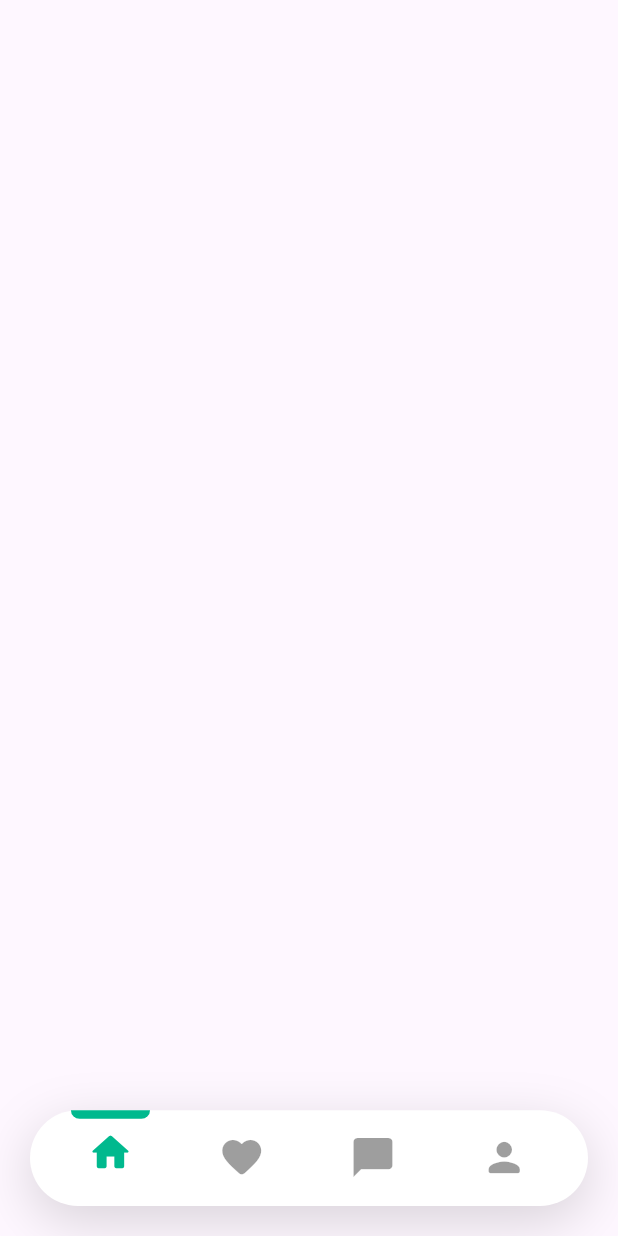
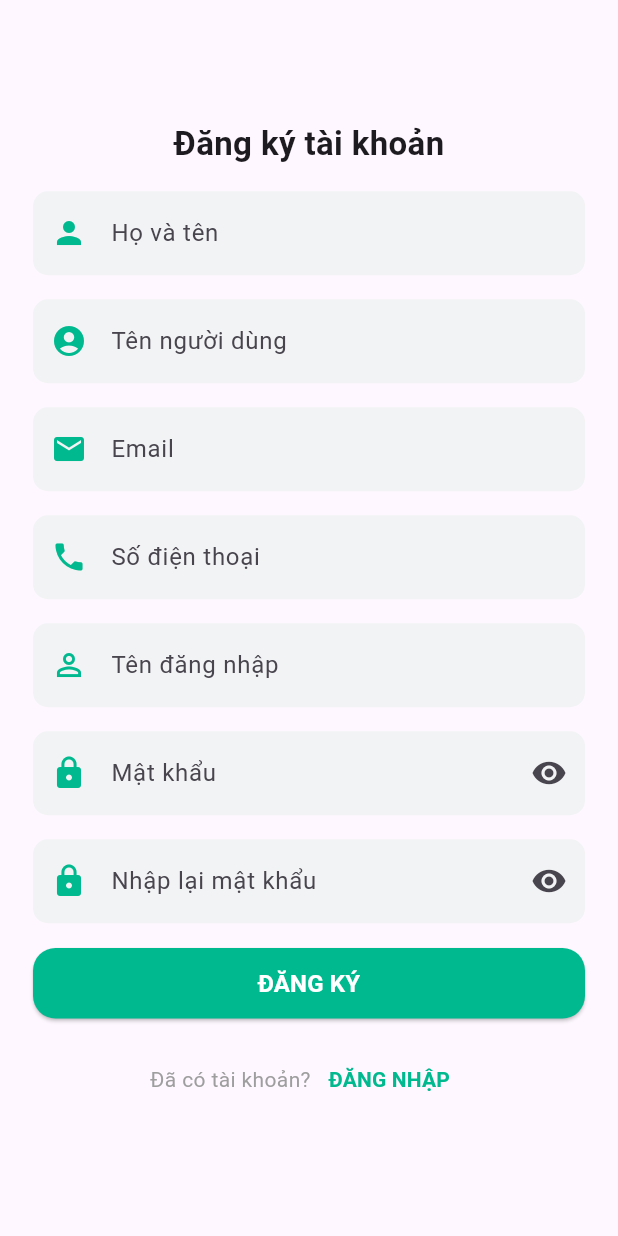
Before and after one commit to adohong4/SiegenX-Ecommerce, a Flutter app: the screen it shows after launch, on a phone screen of 412 x 824 dp. Run offline on Flutter 3.47's test engine with Material 3 defaults, Android fonts, the phone set to English and light mode, and no system bars.

Commit message:
update code register_screen.dart

```diff
--- a/MobileApp/siegenx_mobile_app/lib/main.dart
+++ b/MobileApp/siegenx_mobile_app/lib/main.dart
@@ -1,5 +1,6 @@
 import 'package:flutter/material.dart';
 import 'package:siegenx_mobile_app/screens/home_screen.dart';
+import 'package:siegenx_mobile_app/screens/register_screen.dart';
 import 'screens/login_screen.dart'; // Thêm import này
 
 void main() {
@@ -18,7 +19,7 @@
         colorScheme: ColorScheme.fromSeed(seedColor: Colors.deepPurple),
         useMaterial3: true,
       ),
-      home: const HomeScreen(), // Đổi thành màn hình đăng nhập
+      home: const RegisterScreen(), // Đổi thành màn hình đăng nhập
     );
   }
 }
--- a/MobileApp/siegenx_mobile_app/lib/screens/register_screen.dart
+++ b/MobileApp/siegenx_mobile_app/lib/screens/register_screen.dart
@@ -0,0 +1,185 @@
+import 'package:flutter/material.dart';
+
+class RegisterScreen extends StatefulWidget {
+  const RegisterScreen({super.key});
+
+  @override
+  State<RegisterScreen> createState() => _RegisterScreenState();
+}
+
+class _RegisterScreenState extends State<RegisterScreen> {
+  final GlobalKey<FormState> _formKey = GlobalKey<FormState>();
+  bool _isPasswordVisible = false;
+  bool _isConfirmPasswordVisible = false;
+
+  @override
+  Widget build(BuildContext context) {
+    return Scaffold(
+      body: Center(
+        child: Container(
+          constraints: const BoxConstraints(maxWidth: 400),
+          padding: const EdgeInsets.all(16.0),
+          child: Form(
+            key: _formKey,
+            child: Column(
+              mainAxisSize: MainAxisSize.min,
+              children: [
+                const Text(
+                  "Đăng ký tài khoản",
+                  style: TextStyle(
+                    fontSize: 22,
+                    fontWeight: FontWeight.bold,
+                  ),
+                ),
+                _gap(),
+                _buildTextField(label: 'Họ và tên', icon: Icons.person),
+                _gap(),
+                _buildTextField(
+                    label: 'Tên người dùng', icon: Icons.account_circle),
+                _gap(),
+                _buildTextField(
+                    label: 'Email', icon: Icons.email, isEmail: true),
+                _gap(),
+                _buildTextField(label: 'Số điện thoại', icon: Icons.phone),
+                _gap(),
+                _buildTextField(
+                    label: 'Tên đăng nhập', icon: Icons.person_outline),
+                _gap(),
+                _buildPasswordField(
+                    label: 'Mật khẩu',
+                    isPasswordVisible: _isPasswordVisible,
+                    onToggle: () {
+                      setState(() => _isPasswordVisible = !_isPasswordVisible);
+                    }),
+                _gap(),
+                _buildPasswordField(
+                    label: 'Nhập lại mật khẩu',
+                    isPasswordVisible: _isConfirmPasswordVisible,
+                    onToggle: () {
+                      setState(() => _isConfirmPasswordVisible =
+                          !_isConfirmPasswordVisible);
+                    }),
+                _gap(),
+                SizedBox(
+                  width: double.infinity,
+                  child: ElevatedButton(
+                    style: ElevatedButton.styleFrom(
+                      backgroundColor: const Color(0xff00B98E),
+                      shape: RoundedRectangleBorder(
+                        borderRadius: BorderRadius.circular(15),
+                      ),
+                    ),
+                    child: const Padding(
+                      padding: EdgeInsets.symmetric(vertical: 12),
+                      child: Text(
+                        'ĐĂNG KÝ',
+                        style: TextStyle(
+                          fontSize: 16,
+                          fontWeight: FontWeight.bold,
+                          color: Colors.white,
+                        ),
+                      ),
+                    ),
+                    onPressed: () {
+                      if (_formKey.currentState?.validate() ?? false) {
+                        // Xử lý đăng ký
+                      }
+                    },
+                  ),
+                ),
+                _gap(),
+                Row(
+                  mainAxisAlignment: MainAxisAlignment.center,
+                  children: [
+                    const Text(
+                      'Đã có tài khoản?',
+                      style: TextStyle(fontSize: 14, color: Colors.grey),
+                    ),
+                    TextButton(
+                      onPressed: () {
+                        // Chuyển sang màn hình đăng nhập
+                      },
+                      child: const Text(
+                        'ĐĂNG NHẬP',
+                        style: TextStyle(
+                          fontWeight: FontWeight.bold,
+                          color: Color(0xff00B98E),
+                        ),
+                      ),
+                    ),
+                  ],
+                ),
+              ],
+            ),
+          ),
+        ),
+      ),
+    );
+  }
+
+  Widget _buildTextField({
+    required String label,
+    required IconData icon,
+    bool isEmail = false,
+  }) {
+    return TextFormField(
+      validator: (value) {
+        if (value == null || value.isEmpty) {
+          return 'Vui lòng nhập $label';
+        }
+        if (isEmail &&
+            !RegExp(r"^[a-zA-Z0-9._%+-]+@[a-zA-Z0-9.-]+\.[a-zA-Z]{2,}")
+                .hasMatch(value)) {
+          return 'Email không hợp lệ';
+        }
+        return null;
+      },
+      decoration: InputDecoration(
+        labelText: label,
+        prefixIcon: Icon(icon, color: const Color(0xff00B98E)),
+        filled: true,
+        fillColor: const Color(0xffF2F3F4),
+        border: OutlineInputBorder(
+          borderRadius: BorderRadius.circular(10),
+          borderSide: BorderSide.none,
+        ),
+      ),
+    );
+  }
+
+  Widget _buildPasswordField({
+    required String label,
+    required bool isPasswordVisible,
+    required VoidCallback onToggle,
+  }) {
+    return TextFormField(
+      validator: (value) {
+        if (value == null || value.isEmpty) {
+          return 'Vui lòng nhập $label';
+        }
+        if (value.length < 6) {
+          return 'Mật khẩu ít nhất 6 ký tự';
+        }
+        return null;
+      },
+      obscureText: !isPasswordVisible,
+      decoration: InputDecoration(
+        labelText: label,
+        prefixIcon: const Icon(Icons.lock, color: Color(0xff00B98E)),
+        filled: true,
+        fillColor: const Color(0xffF2F3F4),
+        border: OutlineInputBorder(
+          borderRadius: BorderRadius.circular(10),
+          borderSide: BorderSide.none,
+        ),
+        suffixIcon: IconButton(
+          icon:
+              Icon(isPasswordVisible ? Icons.visibility_off : Icons.visibility),
+          onPressed: onToggle,
+        ),
+      ),
+    );
+  }
+
+  Widget _gap() => const SizedBox(height: 16);
+}
```
